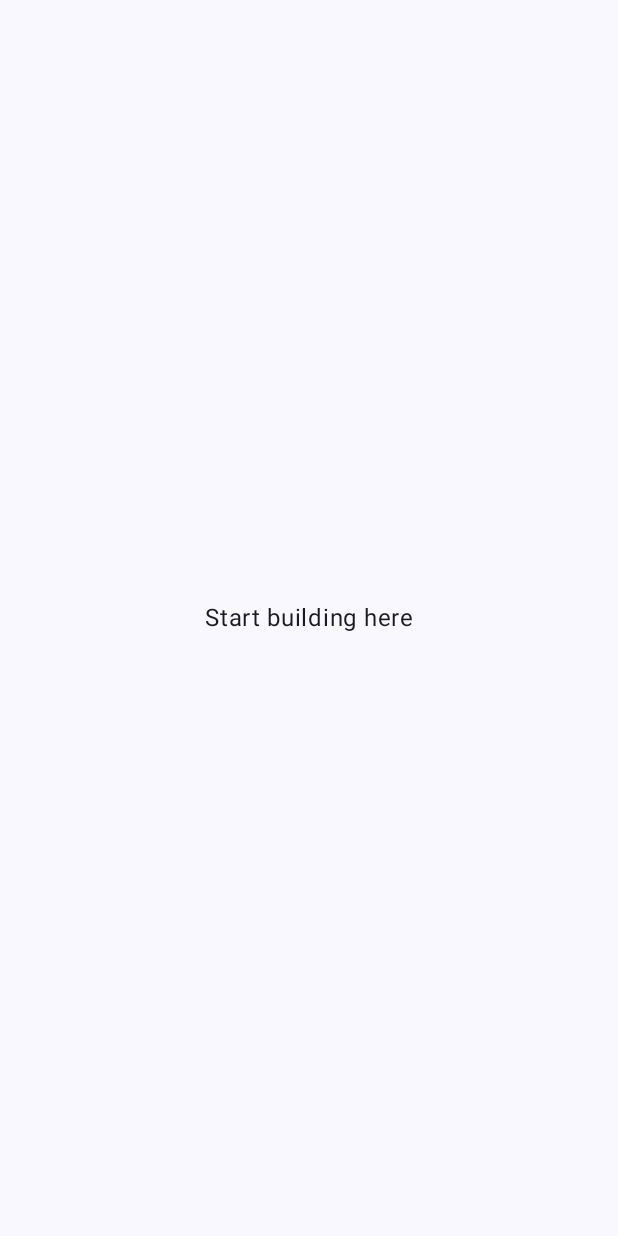
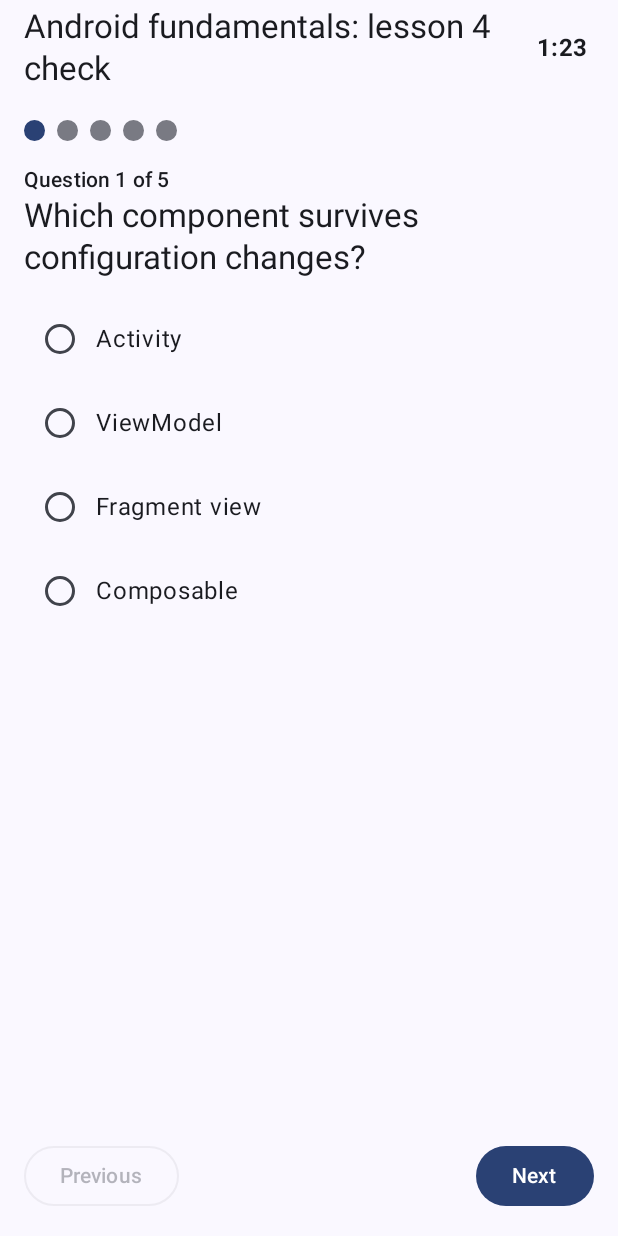
Before and after one commit to yadavsandeep24/machine_round_android, an Android app built with Jetpack Compose: the screen it shows after launch (MainActivity), on a phone screen of 412 x 824 dp. Before the commit the screen is almost empty. Run offline under Robolectric (Android 15) with nearby library versions, the phone set to English and light mode, and no system bars; our stand-ins replace Dagger/Hilt's generated code, Timber.

Commit message:
EdTech problem: timed quiz that survives process death
Deadline-based timer (wall clock in SavedStateHandle, injected Clock,
drift-free ticks), saved answers and position, auto-submit with a
one-off effect, locked review screen, retake. Tests run on virtual
time, including exact remaining time after process death.

Co-Authored-By: Claude Opus 5.5 <noreply@anthropic.com>

```diff
--- /dev/null
+++ b/app/src/main/java/com/example/starter/core/common/Clock.kt
@@ -0,0 +1,6 @@
+package com.example.starter.core.common
+
+/** Injectable wall clock, so time-based logic is testable with virtual time. */
+fun interface Clock {
+    fun nowMillis(): Long
+}
--- a/app/src/main/java/com/example/starter/core/di/CommonModule.kt
+++ b/app/src/main/java/com/example/starter/core/di/CommonModule.kt
@@ -1,5 +1,6 @@
 package com.example.starter.core.di
 
+import com.example.starter.core.common.Clock
 import com.example.starter.core.common.IoDispatcher
 import dagger.Module
 import dagger.Provides
@@ -14,4 +15,7 @@ object CommonModule {
     @Provides
     @IoDispatcher
     fun provideIoDispatcher(): CoroutineDispatcher = Dispatchers.IO
+
+    @Provides
+    fun provideClock(): Clock = Clock { System.currentTimeMillis() }
 }
--- /dev/null
+++ b/app/src/main/java/com/example/starter/feature/quiz/data/FakeQuizServer.kt
@@ -0,0 +1,51 @@
+package com.example.starter.feature.quiz.data
+
+import com.example.starter.feature.quiz.domain.Question
+import com.example.starter.feature.quiz.domain.Quiz
+import java.io.IOException
+import kotlinx.coroutines.delay
+
+/** In-app stand-in for the course backend. */
+class FakeQuizServer(private val latencyMs: Long = DEFAULT_LATENCY_MS) {
+    var failuresRemaining = 0
+
+    suspend fun fetchQuiz(@Suppress("UNUSED_PARAMETER") id: Int): Quiz {
+        delay(latencyMs)
+        if (failuresRemaining > 0) {
+            failuresRemaining--
+            throw IOException("Simulated network failure")
+        }
+        return QUIZ
+    }
+
+    private companion object {
+        const val DEFAULT_LATENCY_MS = 500L
+        val QUIZ = Quiz(
+            id = 1,
+            title = "Android fundamentals: lesson 4 check",
+            durationSeconds = 90,
+            questions = listOf(
+                Question(
+                    1,
+                    "Which component survives configuration changes?",
+                    listOf("Activity", "ViewModel", "Fragment view", "Composable"),
+                    1
+                ),
+                Question(2, "Which Flow always has a current value?", listOf("SharedFlow", "Channel", "StateFlow", "callbackFlow"), 2),
+                Question(
+                    3,
+                    "Where should a one-time navigation event go?",
+                    listOf("StateFlow", "Channel / effect", "LiveData", "remember"),
+                    1
+                ),
+                Question(
+                    4,
+                    "What does SavedStateHandle protect against?",
+                    listOf("Rotation only", "Process death", "Memory leaks", "ANRs"),
+                    1
+                ),
+                Question(5, "Which dispatcher suits JSON parsing of a big file?", listOf("Main", "IO", "Default", "Unconfined"), 2)
+            )
+        )
+    }
+}
--- /dev/null
+++ b/app/src/main/java/com/example/starter/feature/quiz/data/QuizRepositoryImpl.kt
@@ -0,0 +1,11 @@
+package com.example.starter.feature.quiz.data
+
+import com.example.starter.core.common.AppResult
+import com.example.starter.core.network.safeCall
+import com.example.starter.feature.quiz.domain.Quiz
+import com.example.starter.feature.quiz.domain.QuizRepository
+import javax.inject.Inject
+
+class QuizRepositoryImpl @Inject constructor(private val server: FakeQuizServer) : QuizRepository {
+    override suspend fun quiz(id: Int): AppResult<Quiz> = safeCall { server.fetchQuiz(id) }
+}
--- /dev/null
+++ b/app/src/main/java/com/example/starter/feature/quiz/di/QuizModule.kt
@@ -0,0 +1,24 @@
+package com.example.starter.feature.quiz.di
+
+import com.example.starter.feature.quiz.data.FakeQuizServer
+import com.example.starter.feature.quiz.data.QuizRepositoryImpl
+import com.example.starter.feature.quiz.domain.QuizRepository
+import dagger.Binds
+import dagger.Module
+import dagger.Provides
+import dagger.hilt.InstallIn
+import dagger.hilt.components.SingletonComponent
+import javax.inject.Singleton
+
+@Module
+@InstallIn(SingletonComponent::class)
+abstract class QuizModule {
+    @Binds
+    abstract fun bindQuizRepository(impl: QuizRepositoryImpl): QuizRepository
+
+    companion object {
+        @Provides
+        @Singleton
+        fun provideFakeQuizServer(): FakeQuizServer = FakeQuizServer()
+    }
+}
--- /dev/null
+++ b/app/src/main/java/com/example/starter/feature/quiz/domain/QuizRepository.kt
@@ -0,0 +1,7 @@
+package com.example.starter.feature.quiz.domain
+
+import com.example.starter.core.common.AppResult
+
+interface QuizRepository {
+    suspend fun quiz(id: Int): AppResult<Quiz>
+}
--- /dev/null
+++ b/app/src/main/java/com/example/starter/feature/quiz/ui/QuizContract.kt
@@ -0,0 +1,38 @@
+package com.example.starter.feature.quiz.ui
+
+import com.example.starter.core.mvi.MviState
+import com.example.starter.core.mvi.UiEffect
+import com.example.starter.core.mvi.UiIntent
+import com.example.starter.core.ui.UiText
+import com.example.starter.feature.quiz.domain.Quiz
+import com.example.starter.feature.quiz.domain.QuizResult
+
+data class QuizState(
+    val isLoading: Boolean = true,
+    val error: UiText? = null,
+    val quiz: Quiz? = null,
+    val currentIndex: Int = 0,
+    /** By question position; null = not answered yet. */
+    val answers: List<Int?> = emptyList(),
+    val remainingSeconds: Int = 0,
+    /** Non-null once submitted (manually or by the timer). Answers are locked from then on. */
+    val result: QuizResult? = null
+) : MviState {
+    val isSubmitted: Boolean get() = result != null
+    val unansweredCount: Int get() = answers.count { it == null }
+    val isLastQuestion: Boolean get() = quiz != null && currentIndex == quiz.questions.lastIndex
+}
+
+sealed interface QuizIntent : UiIntent {
+    data object Retry : QuizIntent
+    data class SelectOption(val optionIndex: Int) : QuizIntent
+    data object Next : QuizIntent
+    data object Previous : QuizIntent
+    data class JumpTo(val questionIndex: Int) : QuizIntent
+    data object Submit : QuizIntent
+    data object Retake : QuizIntent
+}
+
+sealed interface QuizEffect : UiEffect {
+    data object TimeUp : QuizEffect
+}
--- /dev/null
+++ b/app/src/main/java/com/example/starter/feature/quiz/ui/QuizScreen.kt
@@ -0,0 +1,201 @@
+package com.example.starter.feature.quiz.ui
+
+import androidx.compose.foundation.background
+import androidx.compose.foundation.clickable
+import androidx.compose.foundation.layout.Arrangement
+import androidx.compose.foundation.layout.Box
+import androidx.compose.foundation.layout.Column
+import androidx.compose.foundation.layout.PaddingValues
+import androidx.compose.foundation.layout.Row
+import androidx.compose.foundation.layout.Spacer
+import androidx.compose.foundation.layout.fillMaxSize
+import androidx.compose.foundation.layout.fillMaxWidth
+import androidx.compose.foundation.layout.height
+import androidx.compose.foundation.layout.padding
+import androidx.compose.foundation.layout.size
+import androidx.compose.foundation.lazy.LazyColumn
+import androidx.compose.foundation.lazy.itemsIndexed
+import androidx.compose.foundation.shape.CircleShape
+import androidx.compose.material3.AlertDialog
+import androidx.compose.material3.Button
+import androidx.compose.material3.Card
+import androidx.compose.material3.ExperimentalMaterial3Api
+import androidx.compose.material3.MaterialTheme
+import androidx.compose.material3.OutlinedButton
+import androidx.compose.material3.RadioButton
+import androidx.compose.material3.Scaffold
+import androidx.compose.material3.SnackbarHost
+import androidx.compose.material3.SnackbarHostState
+import androidx.compose.material3.Text
+import androidx.compose.material3.TextButton
+import androidx.compose.material3.TopAppBar
+import androidx.compose.runtime.Composable
+import androidx.compose.runtime.LaunchedEffect
+import androidx.compose.runtime.getValue
+import androidx.compose.runtime.mutableStateOf
+import androidx.compose.runtime.remember
+import androidx.compose.runtime.saveable.rememberSaveable
+import androidx.compose.runtime.setValue
+import androidx.compose.ui.Alignment
+import androidx.compose.ui.Modifier
+import androidx.compose.ui.draw.clip
+import androidx.compose.ui.platform.LocalContext
+import androidx.compose.ui.res.stringResource
+import androidx.compose.ui.text.font.FontWeight
+import androidx.compose.ui.unit.dp
+import androidx.hilt.navigation.compose.hiltViewModel
+import androidx.lifecycle.compose.collectAsStateWithLifecycle
+import com.example.starter.R
+import com.example.starter.core.ui.CenteredLoader
+import com.example.starter.core.ui.ErrorView
+import com.example.starter.feature.quiz.domain.QuizResult
+
+@Composable
+fun QuizRoute(viewModel: QuizViewModel = hiltViewModel()) {
+    val state by viewModel.state.collectAsStateWithLifecycle()
+    val snackbar = remember { SnackbarHostState() }
+    val context = LocalContext.current
+    LaunchedEffect(Unit) {
+        viewModel.effects.collect { effect ->
+            when (effect) {
+                QuizEffect.TimeUp -> snackbar.showSnackbar(context.getString(R.string.quiz_time_up))
+            }
+        }
+    }
+    QuizScreen(state, snackbar, viewModel::onIntent)
+}
+
+@OptIn(ExperimentalMaterial3Api::class)
+@Composable
+fun QuizScreen(state: QuizState, snackbar: SnackbarHostState, onIntent: (QuizIntent) -> Unit) {
+    Scaffold(
+        topBar = {
+            TopAppBar(
+                title = { Text(state.quiz?.title ?: stringResource(R.string.quiz_title)) },
+                actions = { if (state.quiz != null && !state.isSubmitted) Countdown(state.remainingSeconds) }
+            )
+        },
+        snackbarHost = { SnackbarHost(snackbar) }
+    ) { padding ->
+        Box(Modifier.padding(padding).fillMaxSize()) {
+            when {
+                state.isLoading -> CenteredLoader()
+                state.error != null -> ErrorView(state.error.asString()) { onIntent(QuizIntent.Retry) }
+                state.result != null -> ResultView(state.result) { onIntent(QuizIntent.Retake) }
+                state.quiz != null -> QuestionView(state, onIntent)
+            }
+        }
+    }
+}
+
+@Composable
+private fun Countdown(seconds: Int) {
+    val urgent = seconds <= URGENT_SECONDS
+    Text(
+        "%d:%02d".format(seconds / SECONDS_PER_MINUTE, seconds % SECONDS_PER_MINUTE),
+        style = MaterialTheme.typography.titleMedium,
+        fontWeight = FontWeight.Bold,
+        color = if (urgent) MaterialTheme.colorScheme.error else MaterialTheme.colorScheme.onSurface,
+        modifier = Modifier.padding(end = 16.dp)
+    )
+}
+
+@Composable
+private fun QuestionView(state: QuizState, onIntent: (QuizIntent) -> Unit) {
+    val quiz = state.quiz ?: return
+    val question = quiz.questions[state.currentIndex]
+    var confirmSubmit by rememberSaveable { mutableStateOf(false) }
+
+    Column(Modifier.fillMaxSize().padding(16.dp)) {
+        ProgressDots(state, onIntent)
+        Spacer(Modifier.height(16.dp))
+        Text(
+            stringResource(R.string.quiz_question_of, state.currentIndex + 1, quiz.questions.size),
+            style = MaterialTheme.typography.labelLarge
+        )
+        Text(question.text, style = MaterialTheme.typography.titleLarge)
+        Spacer(Modifier.height(12.dp))
+        question.options.forEachIndexed { i, option ->
+            Row(
+                Modifier.fillMaxWidth().clickable { onIntent(QuizIntent.SelectOption(i)) }.padding(vertical = 4.dp),
+                verticalAlignment = Alignment.CenterVertically
+            ) {
+                RadioButton(selected = state.answers[state.currentIndex] == i, onClick = { onIntent(QuizIntent.SelectOption(i)) })
+                Text(option)
+            }
+        }
+        Spacer(Modifier.weight(1f))
+        Row(horizontalArrangement = Arrangement.spacedBy(12.dp)) {
+            OutlinedButton(onClick = { onIntent(QuizIntent.Previous) }, enabled = state.currentIndex > 0) {
+                Text(stringResource(R.string.quiz_previous))
+            }
+            Spacer(Modifier.weight(1f))
+            if (state.isLastQuestion) {
+                Button(onClick = { if (state.unansweredCount > 0) confirmSubmit = true else onIntent(QuizIntent.Submit) }) {
+                    Text(stringResource(R.string.quiz_submit))
+                }
+            } else {
+                Button(onClick = { onIntent(QuizIntent.Next) }) { Text(stringResource(R.string.quiz_next)) }
+            }
+        }
+    }
+    if (confirmSubmit) {
+        AlertDialog(
+            onDismissRequest = { confirmSubmit = false },
+            title = { Text(stringResource(R.string.quiz_confirm_title)) },
+            text = { Text(stringResource(R.string.quiz_confirm_body, state.unansweredCount)) },
+            confirmButton = {
+                TextButton(onClick = {
+                    confirmSubmit = false
+                    onIntent(QuizIntent.Submit)
+                }) { Text(stringResource(R.string.quiz_submit)) }
+            },
+            dismissButton = { TextButton(onClick = { confirmSubmit = false }) { Text(stringResource(R.string.quiz_keep_going)) } }
+        )
+    }
+}
+
+@Composable
+private fun ProgressDots(state: QuizState, onIntent: (QuizIntent) -> Unit) {
+    Row(horizontalArrangement = Arrangement.spacedBy(8.dp)) {
+        state.answers.forEachIndexed { i, answer ->
+            val color = when {
+                i == state.currentIndex -> MaterialTheme.colorScheme.primary
+                answer != null -> MaterialTheme.colorScheme.secondary
+                else -> MaterialTheme.colorScheme.outlineVariant
+            }
+            Box(Modifier.size(DOT_SIZE.dp).clip(CircleShape).background(color).clickable { onIntent(QuizIntent.JumpTo(i)) })
+        }
+    }
+}
+
+@Composable
+private fun ResultView(result: QuizResult, onRetake: () -> Unit) {
+    LazyColumn(contentPadding = PaddingValues(16.dp), verticalArrangement = Arrangement.spacedBy(12.dp)) {
+        item {
+            Text(stringResource(R.string.quiz_score, result.score, result.total), style = MaterialTheme.typography.headlineMedium)
+            if (result.timedOut) Text(stringResource(R.string.quiz_time_up), color = MaterialTheme.colorScheme.error)
+            Spacer(Modifier.height(8.dp))
+            Button(onClick = onRetake) { Text(stringResource(R.string.quiz_retake)) }
+        }
+        itemsIndexed(result.reviews) { i, review ->
+            Card(Modifier.fillMaxWidth()) {
+                Column(Modifier.padding(16.dp)) {
+                    Text("${i + 1}. ${review.question.text}", style = MaterialTheme.typography.titleMedium)
+                    val yours = review.selectedIndex?.let { review.question.options[it] } ?: stringResource(R.string.quiz_skipped)
+                    Text(
+                        stringResource(R.string.quiz_your_answer, yours),
+                        color = if (review.isCorrect) MaterialTheme.colorScheme.primary else MaterialTheme.colorScheme.error
+                    )
+                    if (!review.isCorrect) {
+                        Text(stringResource(R.string.quiz_correct_answer, review.question.options[review.question.correctIndex]))
+                    }
+                }
+            }
+        }
+    }
+}
+
+private const val URGENT_SECONDS = 10
+private const val SECONDS_PER_MINUTE = 60
+private const val DOT_SIZE = 14
--- /dev/null
+++ b/app/src/main/java/com/example/starter/feature/quiz/ui/QuizViewModel.kt
@@ -0,0 +1,128 @@
+package com.example.starter.feature.quiz.ui
+
+import androidx.lifecycle.SavedStateHandle
+import androidx.lifecycle.viewModelScope
+import com.example.starter.core.common.AppResult
+import com.example.starter.core.common.Clock
+import com.example.starter.core.mvi.MviViewModel
+import com.example.starter.core.ui.toUserMessage
+import com.example.starter.feature.quiz.domain.QuizRepository
+import com.example.starter.feature.quiz.domain.grade
+import dagger.hilt.android.lifecycle.HiltViewModel
+import javax.inject.Inject
+import kotlin.math.ceil
+import kotlinx.coroutines.Job
+import kotlinx.coroutines.delay
+import kotlinx.coroutines.launch
+
+/**
+ * Timer design: we persist the DEADLINE (wall-clock millis), not a countdown counter.
+ *  - Rotation: ViewModel survives anyway.
+ *  - Process death: the deadline comes back from SavedStateHandle and the remaining time is exact,
+ *    including the time the app spent dead. A tick counter would reset or drift.
+ * Answers and the current question are saved too, so the attempt resumes where the user left it.
+ */
+@HiltViewModel
+class QuizViewModel @Inject constructor(
+    private val savedState: SavedStateHandle,
+    private val repository: QuizRepository,
+    private val clock: Clock
+) : MviViewModel<QuizIntent, QuizState, QuizEffect>(QuizState()) {
+
+    private var timerJob: Job? = null
+
+    init {
+        load()
+    }
+
+    override fun handleIntent(intent: QuizIntent) {
+        val s = currentState
+        when (intent) {
+            QuizIntent.Retry -> load()
+            is QuizIntent.SelectOption -> if (!s.isSubmitted) {
+                val answers = s.answers.toMutableList().also { it[s.currentIndex] = intent.optionIndex }
+                savedState[KEY_ANSWERS] = ArrayList(answers.map { it ?: UNANSWERED })
+                setState { copy(answers = answers) }
+            }
+            QuizIntent.Next -> goTo(s.currentIndex + 1)
+            QuizIntent.Previous -> goTo(s.currentIndex - 1)
+            is QuizIntent.JumpTo -> goTo(intent.questionIndex)
+            QuizIntent.Submit -> submit(timedOut = false)
+            QuizIntent.Retake -> {
+                listOf(KEY_DEADLINE, KEY_ANSWERS, KEY_INDEX, KEY_SUBMITTED).forEach { savedState.remove<Any>(it) }
+                load()
+            }
+        }
+    }
+
+    private fun load() {
+        viewModelScope.launch {
+            setState { QuizState(isLoading = true) }
+            when (val result = repository.quiz(QUIZ_ID)) {
+                is AppResult.Success -> start(result.data)
+                is AppResult.Failure -> setState { copy(isLoading = false, error = result.throwable.toUserMessage()) }
+            }
+        }
+    }
+
+    private fun start(quiz: com.example.starter.feature.quiz.domain.Quiz) {
+        val deadline = savedState.get<Long>(KEY_DEADLINE)
+            ?: (clock.nowMillis() + quiz.durationSeconds * MILLIS).also { savedState[KEY_DEADLINE] = it }
+        val answers = savedState.get<ArrayList<Int>>(KEY_ANSWERS)?.map { it.takeIf { a -> a != UNANSWERED } }
+            ?: List(quiz.questions.size) { null }
+        setState {
+            copy(isLoading = false, error = null, quiz = quiz, answers = answers, currentIndex = savedState[KEY_INDEX] ?: 0)
+        }
+        if (savedState.get<Boolean>(KEY_SUBMITTED) == true) {
+            setState { copy(result = quiz.grade(answers, timedOut = remainingSeconds(deadline) == 0)) }
+        } else {
+            startTimer(deadline)
+        }
+    }
+
+    private fun startTimer(deadline: Long) {
+        timerJob?.cancel()
+        timerJob = viewModelScope.launch {
+            while (true) {
+                val remaining = remainingSeconds(deadline)
+                setState { copy(remainingSeconds = remaining) }
+                if (remaining == 0) {
+                    submit(timedOut = true)
+                    break
+                }
+                // Wake exactly when the displayed second changes (no drift from fixed 1s sleeps).
+                val untilNextSecond = (deadline - clock.nowMillis()) % MILLIS
+                delay(if (untilNextSecond == 0L) MILLIS else untilNextSecond)
+            }
+        }
+    }
+
+    private fun remainingSeconds(deadline: Long): Int = ceil((deadline - clock.nowMillis()).coerceAtLeast(0) / MILLIS.toDouble()).toInt()
+
+    private fun goTo(index: Int) {
+        val quiz = currentState.quiz ?: return
+        if (index !in quiz.questions.indices) return
+        savedState[KEY_INDEX] = index
+        setState { copy(currentIndex = index) }
+    }
+
+    private fun submit(timedOut: Boolean) {
+        val s = currentState
+        val quiz = s.quiz ?: return
+        if (s.isSubmitted) return
+        timerJob?.cancel()
+        savedState[KEY_SUBMITTED] = true
+        setState { copy(result = quiz.grade(answers, timedOut)) }
+        if (timedOut) sendEffect(QuizEffect.TimeUp)
+    }
+
+    private companion object {
+        const val QUIZ_ID = 1
+        const val MILLIS = 1_000L
+        const val UNANSWERED = -1
+        const val KEY_DEADLINE = "quiz_deadline"
+        const val KEY_ANSWERS = "quiz_answers"
+        const val KEY_INDEX = "quiz_index"
+        const val KEY_SUBMITTED = "quiz_submitted"
+    }
+}
--- a/app/src/main/java/com/example/starter/navigation/AppNavHost.kt
+++ b/app/src/main/java/com/example/starter/navigation/AppNavHost.kt
@@ -2,33 +2,19 @@
 
 package com.example.starter.navigation
 
-import androidx.compose.foundation.layout.Box
-import androidx.compose.foundation.layout.fillMaxSize
-import androidx.compose.foundation.layout.padding
-import androidx.compose.material3.Scaffold
 import androidx.compose.runtime.Composable
-import androidx.compose.ui.Modifier
-import androidx.compose.ui.res.stringResource
 import androidx.navigation.compose.NavHost
 import androidx.navigation.compose.composable
 import androidx.navigation.compose.rememberNavController
-import com.example.starter.R
-import com.example.starter.core.ui.CenteredText
+import com.example.starter.feature.quiz.ui.QuizRoute
 import kotlinx.serialization.Serializable
 
-// Type-safe routes (Navigation 2.8+). Add one @Serializable object/class per screen.
-@Serializable data object HomeDestination
+@Serializable data object QuizDestination
 
 @Composable
 fun AppNavHost() {
     val navController = rememberNavController()
-    NavHost(navController = navController, startDestination = HomeDestination) {
-        composable<HomeDestination> {
-            Scaffold { padding ->
-                Box(Modifier.padding(padding).fillMaxSize()) {
-                    CenteredText(stringResource(R.string.home_placeholder))
-                }
-            }
-        }
+    NavHost(navController = navController, startDestination = QuizDestination) {
+        composable<QuizDestination> { QuizRoute() }
     }
 }
--- a/app/src/main/res/values/strings.xml
+++ b/app/src/main/res/values/strings.xml
@@ -1,6 +1,5 @@
 <resources>
     <string name="app_name">Machine Coding Starter</string>
-    <string name="home_placeholder">Start building here</string>
 
     <!-- Common -->
     <string name="action_retry">Retry</string>
@@ -13,4 +12,20 @@
     <string name="error_timeout">Request timed out</string>
     <string name="error_server">Server error (%1$d)</string>
     <string name="error_generic">Something went wrong</string>
+
+    <!-- Quiz -->
+    <string name="quiz_title">Quiz</string>
+    <string name="quiz_question_of">Question %1$d of %2$d</string>
+    <string name="quiz_previous">Previous</string>
+    <string name="quiz_next">Next</string>
+    <string name="quiz_submit">Submit</string>
+    <string name="quiz_keep_going">Keep going</string>
+    <string name="quiz_confirm_title">Submit now?</string>
+    <string name="quiz_confirm_body">You have %1$d unanswered question(s).</string>
+    <string name="quiz_time_up">Time\'s up! Your answers were submitted.</string>
+    <string name="quiz_score">Score: %1$d / %2$d</string>
+    <string name="quiz_retake">Retake quiz</string>
+    <string name="quiz_skipped">Skipped</string>
+    <string name="quiz_your_answer">Your answer: %1$s</string>
+    <string name="quiz_correct_answer">Correct answer: %1$s</string>
 </resources>
```
Also changed, not shown: app/src/main/java/com/example/starter/feature/quiz/domain/Quiz.kt (added, +19 -0 lines), 3 other files.
